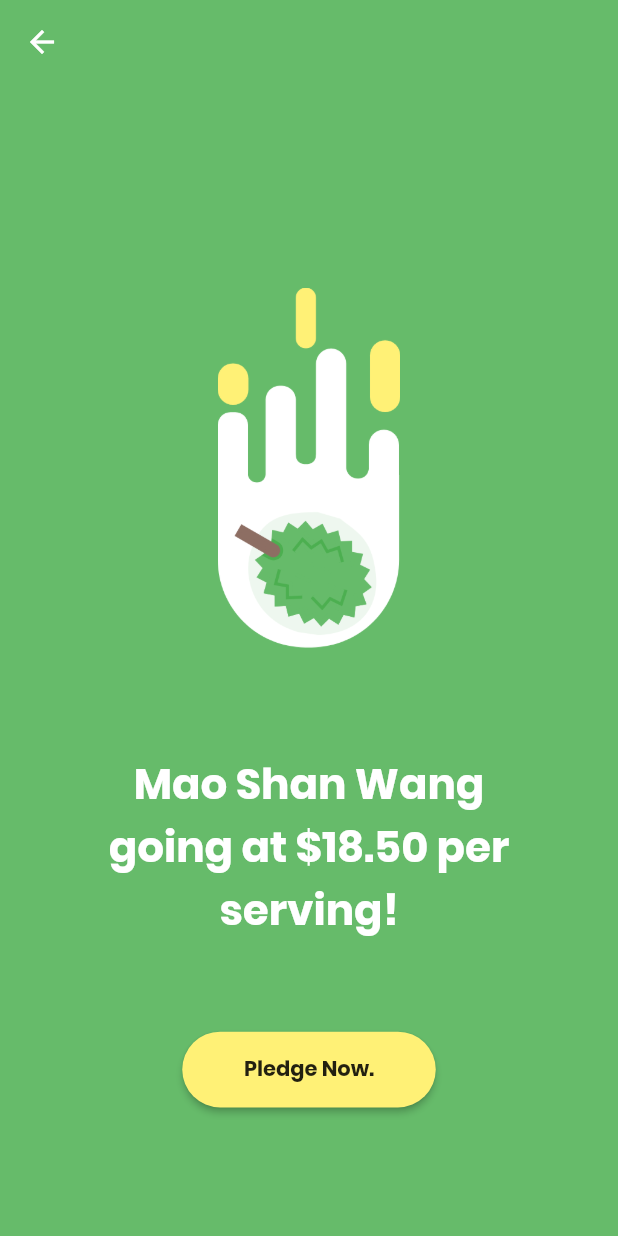
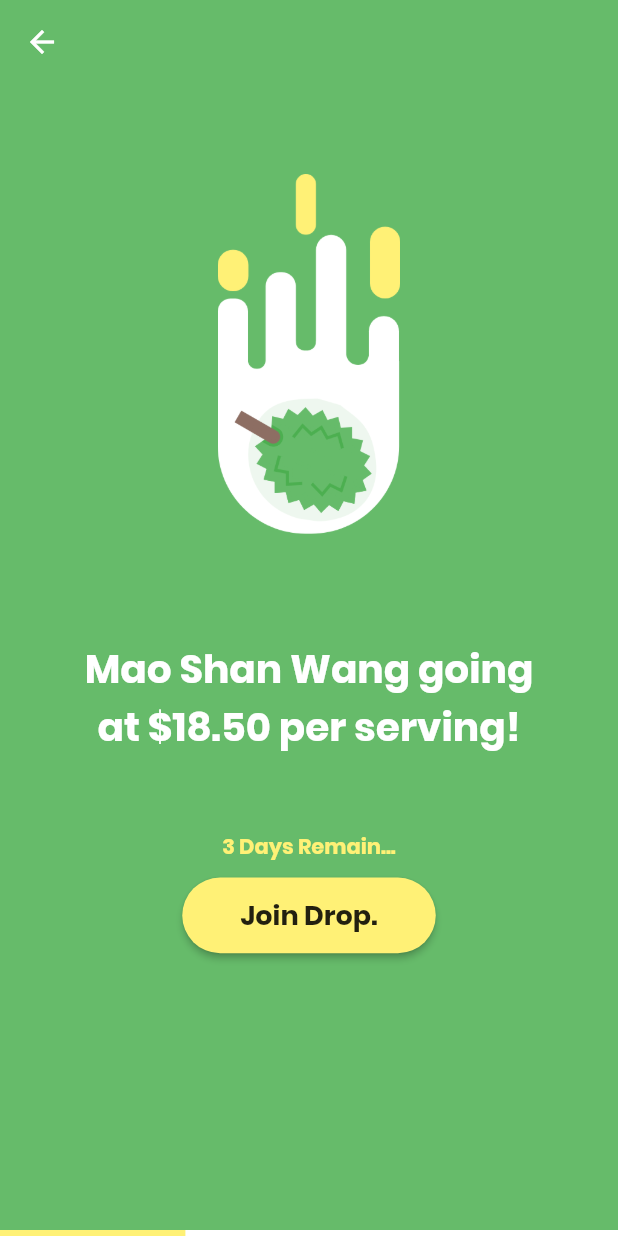
Before and after one commit to covve-co/duriandrop-app, a Flutter app: the DropPage screen opened directly with sample values from the repository, on a phone screen of 412 x 824 dp. Run offline on Flutter 3.47's test engine with Material 2 defaults, Android fonts, the phone set to English and light mode, and no system bars; our stand-ins replace flutter_map, latlong, location.

Commit message:
We did it!

```diff
--- a/lib/database/drop.dart
+++ b/lib/database/drop.dart
@@ -3,11 +3,12 @@ class Drop {
   String type;
   num price;
   int deadline;
-
+  double progress;
   Drop(
     this.id,
     this.type,
     this.price, {
     this.deadline,
+    this.progress,
   });
 }
--- a/lib/pages/drop.dart
+++ b/lib/pages/drop.dart
@@ -11,7 +11,9 @@ class DropPage extends StatelessWidget {
     final _titleStyle = new TextStyle(
       color: Colors.white,
       fontWeight: FontWeight.w700,
-      fontSize: 28.0,
+      fontFamily: 'Poppins',
+      decoration: TextDecoration.none,
+      fontSize: 26.0,
     );
 
     return Scaffold(
@@ -32,7 +34,11 @@ class DropPage extends StatelessWidget {
                 alignment: Alignment(0.0, 0.0),
                 color: Theme.of(context).primaryColor,
                 child: new Column(
-                  mainAxisSize: MainAxisSize.min,
+                  mainAxisSize: MainAxisSize.max,
+                  mainAxisAlignment: MainAxisAlignment.center,
+                  children: <Widget>[
+                    new Expanded(
+                        child: new Column(
                       children: <Widget>[
                         new Container(
                           padding: EdgeInsets.only(top: 40.0),
@@ -59,21 +65,42 @@ class DropPage extends StatelessWidget {
                                 textAlign: TextAlign.center,
                                 style: _titleStyle)),
                         Container(
+                            child: Text("${drop.deadline} Days Remain...",
+                                textAlign: TextAlign.center,
+                                style: new TextStyle(
+                                    color: Theme.of(context).accentColor,
+                                    fontWeight: FontWeight.w700,
+                                    fontFamily: 'Poppins',
+                                    decoration: TextDecoration.none,
+                                    fontSize: 14.0))),
+                        Container(
                             padding: EdgeInsets.all(10.0),
                             width: 189.0,
                             height: 70.5,
                             child: new RaisedButton(
                               shape: new RoundedRectangleBorder(
-                              borderRadius: new BorderRadius.circular(30.0)),
-                          child: Text("Pledge Now.",
-                              style:
-                                  new TextStyle(fontWeight: FontWeight.w700)),
+                                  borderRadius:
+                                      new BorderRadius.circular(30.0)),
+                              child: Text("Join Drop.",
+                                  style: new TextStyle(
+                                      fontWeight: FontWeight.w700,
+                                      fontSize: 18.0)),
                               color: Theme.of(context).accentColor,
                               disabledColor: new Color(0xFFFFFFFF),
                               onPressed: () {
                                 //
                               },
-                        ))
+                            )),
+                      ],
+                    )),
+                    Container(
+                      child: new LinearProgressIndicator(
+                        value: drop.progress,
+                        backgroundColor: Colors.white,
+                        valueColor: AlwaysStoppedAnimation<Color>(
+                            Theme.of(context).accentColor),
+                      ),
+                    ),
                   ],
                 ))));
   }
```
Also changed, not shown: lib/database/database.dart (+11 -4 lines), lib/pages/detail.dart (+41 -6 lines), lib/pages/list.dart (+20 -14 lines), 2 other files. Lines whose indentation alone changed are shown as unchanged.
